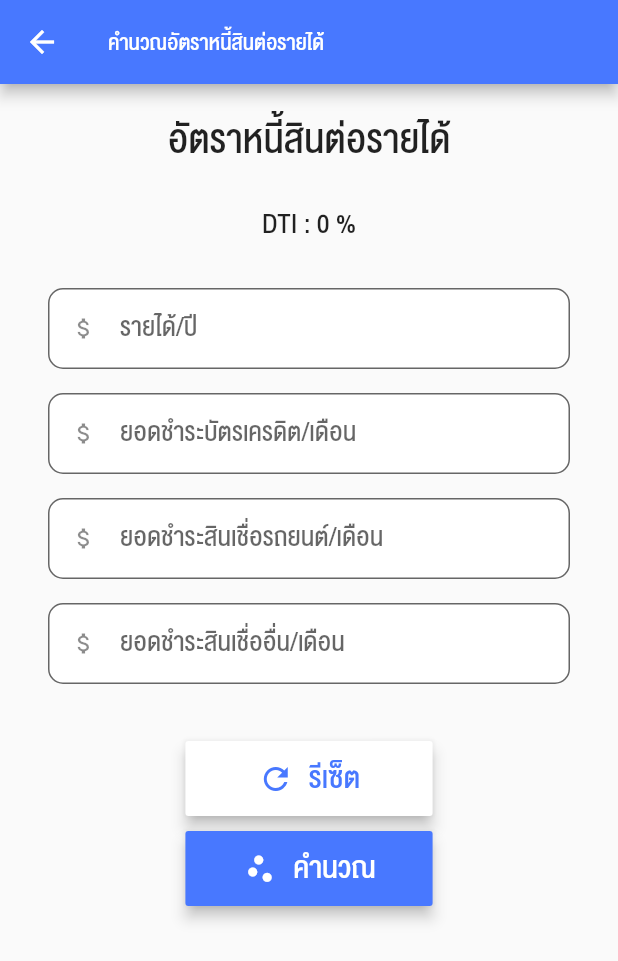
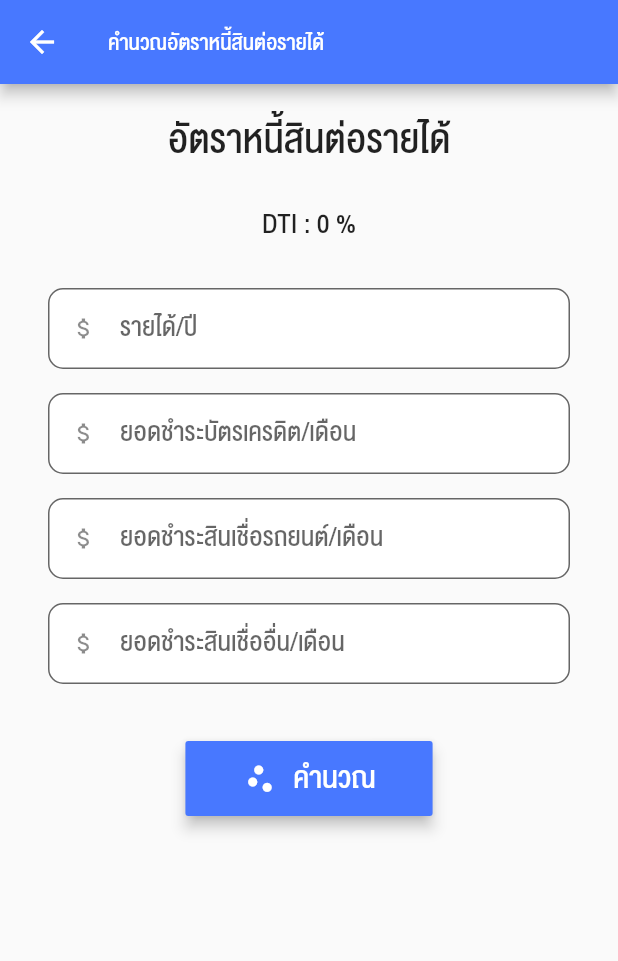
Before and after one commit to daykrm/dtiApp, a Flutter app: the CalculateDTI screen opened directly, on a phone screen of 412 x 824 dp. Shown: the top 961 px of the screen. Run offline on Flutter 3.47's test engine with Material 2 defaults, Android fonts, the phone set to English and light mode, and no system bars.

Commit message:
remove reset button

```diff
--- a/lib/calculate_screen.dart
+++ b/lib/calculate_screen.dart
@@ -76,27 +76,27 @@ class _CalculateDTIState extends State<CalculateDTI> {
                         InputBox(controller: _creditCar, errorText: 'กรุณาระบุยอดชำระสินเชื่อรถยนต์ต่อเดือน', labelText: 'ยอดชำระสินเชื่อรถยนต์/เดือน',),
                         InputBox(controller: _creditOther, errorText: 'กรุณาระบุยอดชำระสินเชื่ออื่นต่อเดือน', labelText: 'ยอดชำระสินเชื่ออื่น/เดือน',inputAction: TextInputAction.done,),
                         SizedBox(height: 30),
-                        Container(
-                          width: size.width * 0.4,
-                          height: 50,
-                          child: RaisedButton(
-                            color: kBackgroundColor,
-                            elevation: 4,
-                            onPressed: (){
-                              reset();
-                            },
-                            child: Row(
-                              crossAxisAlignment: CrossAxisAlignment.center,
-                              mainAxisSize: MainAxisSize.min,
-                              children: [
-                                Icon(Icons.refresh_sharp,color: kPrimaryColor,),
-                                SizedBox(width: 10),
-                                Text('รีเซ็ต',style: TextStyle(fontSize: 28, color: kPrimaryColor),)
-                              ],
-                            ),
-                          ),
-                        ),
-                        SizedBox(height: 10),
+                        // Container(
+                        //   width: size.width * 0.4,
+                        //   height: 50,
+                        //   child: RaisedButton(
+                        //     color: kBackgroundColor,
+                        //     elevation: 4,
+                        //     onPressed: (){
+                        //       reset();
+                        //     },
+                        //     child: Row(
+                        //       crossAxisAlignment: CrossAxisAlignment.center,
+                        //       mainAxisSize: MainAxisSize.min,
+                        //       children: [
+                        //         Icon(Icons.refresh_sharp,color: kPrimaryColor,),
+                        //         SizedBox(width: 10),
+                        //         Text('รีเซ็ต',style: TextStyle(fontSize: 28, color: kPrimaryColor),)
+                        //       ],
+                        //     ),
+                        //   ),
+                        // ),
+                        // SizedBox(height: 10),
                         Container(
                           width: size.width * 0.4,
                           height: 50,
```
